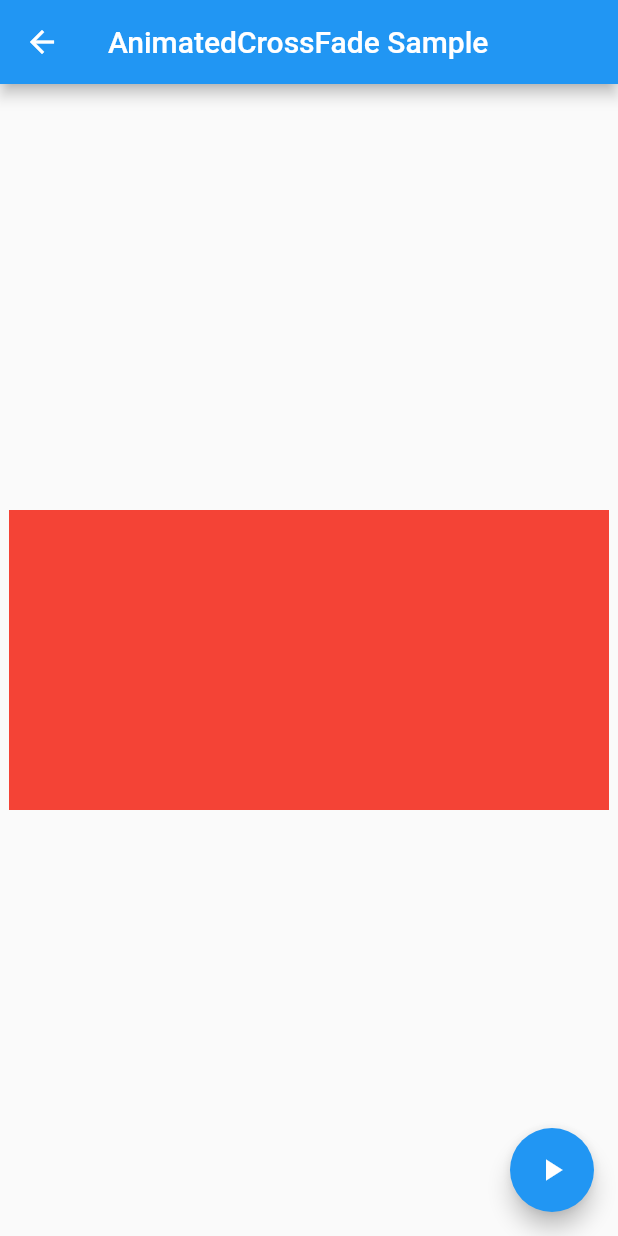
After one commit to tsuruken0802/Flutter-Implicit-Animations-Sample, a Flutter app: the screen it shows after launch, after a tap on "AnimatedCrossFade", on a phone screen of 412 x 824 dp. The commit adds this screen. Run offline on Flutter 3.47's test engine with Material 2 defaults, Android fonts, the phone set to English and light mode, and no system bars.

Commit message:
create AnimatedCrossFade and AnimatedSize sample

```diff
--- a/lib/main.dart
+++ b/lib/main.dart
@@ -1,12 +1,14 @@
 import 'package:flutter/material.dart';
 import 'package:implicit_animations_sample/screens/animated_align_screen.dart';
 import 'package:implicit_animations_sample/screens/animated_container_screen.dart';
+import 'package:implicit_animations_sample/screens/animated_cross_fade_screen.dart';
 import 'package:implicit_animations_sample/screens/animated_default_text_style_screen.dart';
 import 'package:implicit_animations_sample/screens/animated_opacity_screen.dart';
 import 'package:implicit_animations_sample/screens/animated_padding_screen.dart';
 import 'package:implicit_animations_sample/screens/animated_physical_model_screen.dart';
 import 'package:implicit_animations_sample/screens/animated_positioned_directional.dart';
 import 'package:implicit_animations_sample/screens/animated_positioned_screen.dart';
+import 'package:implicit_animations_sample/screens/animated_size_screen.dart';
 import 'package:implicit_animations_sample/screens/animated_theme_screen.dart';
 
 void main() {
@@ -83,6 +85,16 @@ class AnimationSampleList extends StatelessWidget {
           onPressItem: () {
             this._navigator(context, AnimatedThemeScreen());
           }),
+      AnimationSampleListItem(
+          itemName: 'AnimatedCrossFade',
+          onPressItem: () {
+            this._navigator(context, AnimatedCrossFadeScreen());
+          }),
+      AnimationSampleListItem(
+          itemName: 'AnimatedSize',
+          onPressItem: () {
+            this._navigator(context, AnimatedSizeScreen());
+          }),
     ];
   }
 
--- /dev/null
+++ b/lib/screens/animated_cross_fade_screen.dart
@@ -0,0 +1,74 @@
+import 'package:flutter/cupertino.dart';
+import 'package:flutter/material.dart';
+
+class AnimatedCrossFadeScreen extends StatefulWidget {
+  @override
+  _AnimatedCrossFadeScreenState createState() =>
+      _AnimatedCrossFadeScreenState();
+}
+
+class _AnimatedCrossFadeScreenState extends State<AnimatedCrossFadeScreen> {
+  // 最初に表示するWidget
+  Widget _firstWidget() {
+    return Container(
+      width: 400,
+      height: 200,
+      color: Colors.red,
+    );
+  }
+
+  // クロスフェードするWidget
+  Widget _secondWidget() {
+    return Container(
+      width: 200,
+      height: 300,
+      color: Colors.blue,
+    );
+  }
+
+  // 最初のWidgetを表示するフラグ
+  bool showFirst = true;
+
+  @override
+  Widget build(BuildContext context) {
+    return Scaffold(
+      appBar: AppBar(
+        title: Text('AnimatedCrossFade Sample'),
+      ),
+      body: Center(
+          child: AnimatedCrossFade(
+        duration: Duration(seconds: 1),
+        crossFadeState: this.showFirst
+            ? CrossFadeState.showFirst
+            : CrossFadeState.showSecond,
+        firstChild: this._firstWidget(),
+        secondChild: this._secondWidget(),
+        // layoutBuilderでサイズの違うWidgetでも違和感なく表示する
+        layoutBuilder: (topChild, topChildKey, bottomChild, bottomChildKey) {
+          return Stack(
+            overflow: Overflow.visible,
+            alignment: Alignment.center,
+            children: [
+              Positioned(
+                child: bottomChild,
+                key: bottomChildKey,
+              ),
+              Positioned(
+                child: topChild,
+                key: topChildKey,
+              )
+            ],
+          );
+        },
+      )),
+      floatingActionButton: FloatingActionButton(
+        child: Icon(Icons.play_arrow),
+        onPressed: () {
+          setState(() {
+            this.showFirst = !this.showFirst;
+          });
+        },
+      ),
+    );
+  }
+}
```
Also changed, not shown: lib/screens/animated_size_screen.dart (added, +41 -0 lines).
